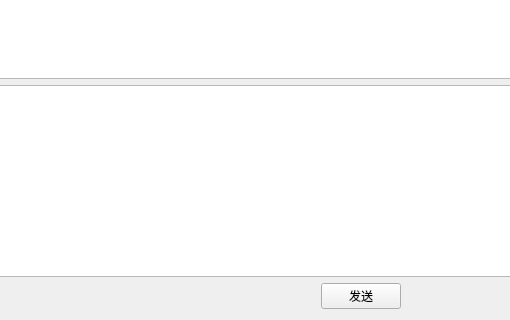
Before: the Qt Designer form client/ui/ui_chat.ui in MsDming/socket_learning, drawn with Qt 5; both pictures show x 114 to 624 and y 310 to 630 of the 738 by 630 pixel window.
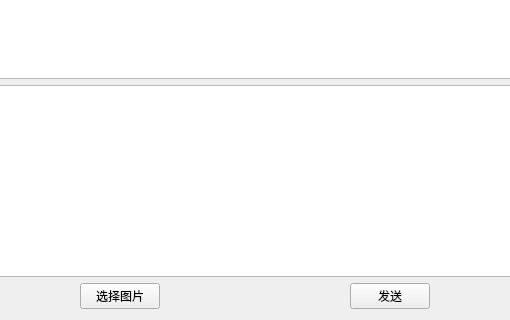
After: the same form once the commit is applied.

Patch:
```diff
--- a/client/ui/ui_chat.ui
+++ b/client/ui/ui_chat.ui
@@ -60,6 +60,13 @@
        </property>
       </spacer>
      </item>
+     <item>
+      <widget class="QPushButton" name="pushButton_sendImg">
+       <property name="text">
+        <string>选择图片</string>
+       </property>
+      </widget>
+     </item>
      <item>
       <spacer name="horizontalSpacer">
        <property name="orientation">
```
